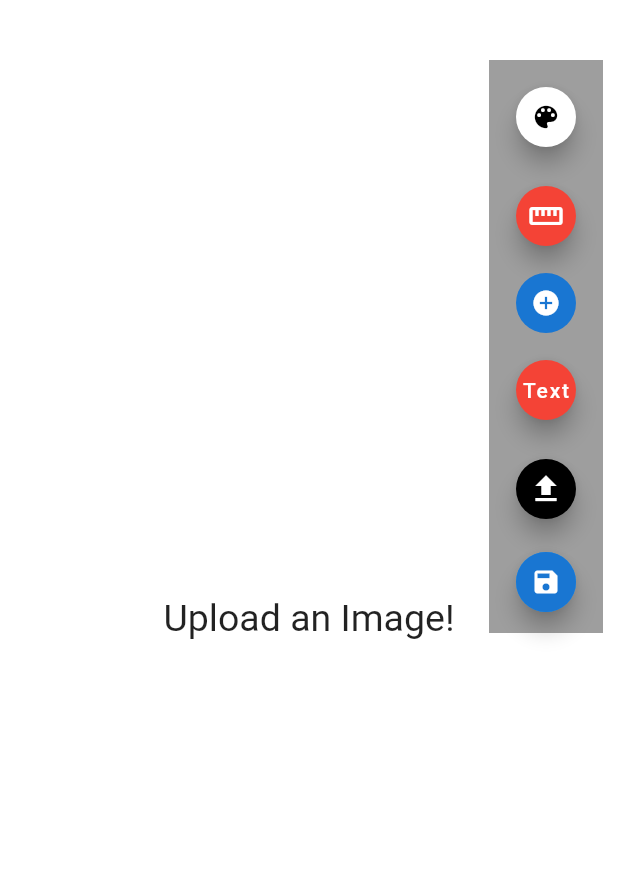
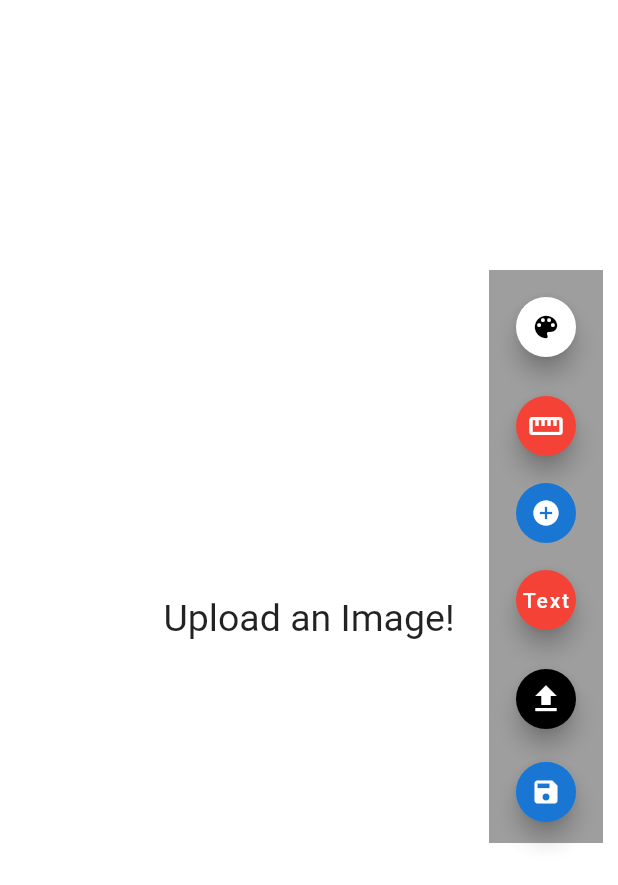
Before and after one commit to JosephSafouri/OXO-2123, a Flutter app: the screen it shows after launch, on a phone screen of 412 x 824 dp. Shown: the top 885 px of the screen. Run offline on Flutter 3.47's test engine with Material 2 defaults, Android fonts, the phone set to English and light mode, and no system bars; drawn by our look-alikes of screenshot; our stand-ins replace flutter_colorpicker, image_gallery_saver, image_picker.

Commit message:
Clean code up

```diff
--- a/flutter-app/flutter_drawing_app/starter/lib/drawing_page.dart
+++ b/flutter-app/flutter_drawing_app/starter/lib/drawing_page.dart
@@ -201,7 +201,7 @@ class _DrawingPageState extends State<DrawingPage> {
     );
   }
 
-  buildAllTextBoxes(BuildContext context) {
+  buildAllTextBoxes() {
     return Stack(children: [
       for (TextBox box in textBoxes)
         box
@@ -232,8 +232,8 @@ class _DrawingPageState extends State<DrawingPage> {
   Widget buildToolbar() {
     double space_between = 10;
     return Positioned(
-      top: 40.0,
-      right: 10.0,
+      top: 180,
+      right: 10,
       child: Container(
         padding: const EdgeInsets.all(10.0),
         color: Colors.grey,
@@ -293,27 +293,6 @@ class _DrawingPageState extends State<DrawingPage> {
             onPressed: () {
               pickImage();
             }));
-  }
-
-  bool dis = false;
-  Widget textBox() {
-    return Visibility(
-      visible: dis,
-      child: Center(
-        child: const SizedBox(
-          width: 175.0,
-          child: TextField(
-              style: TextStyle(
-                  fontSize: 20, color: Colors.red, fontWeight: FontWeight.bold),
-              decoration: InputDecoration(
-                labelText: "Add Text",
-                enabledBorder: const OutlineInputBorder(
-                  borderSide: const BorderSide(color: Colors.red, width: 5.0),
-                ),
-              )),
-        ),
-      ),
-    );
   }
 
   /*
@@ -539,7 +518,8 @@ class _DrawingPageState extends State<DrawingPage> {
                         buildMeasurementView(context),
                         buildCurrentMeasurementView(context),
                         buildAllPaths(context),
-                        buildCurrentPath(context)
+                        buildCurrentPath(context),
+                        buildAllTextBoxes(),
                       ],
                     ),
                     controller: screenshotController),
@@ -553,7 +533,6 @@ class _DrawingPageState extends State<DrawingPage> {
                   width: 0.05 * _width,
                   height: _height,
                 ),
-                buildAllTextBoxes(context),
                 buildToolbar(),
               ],
             )));
```
